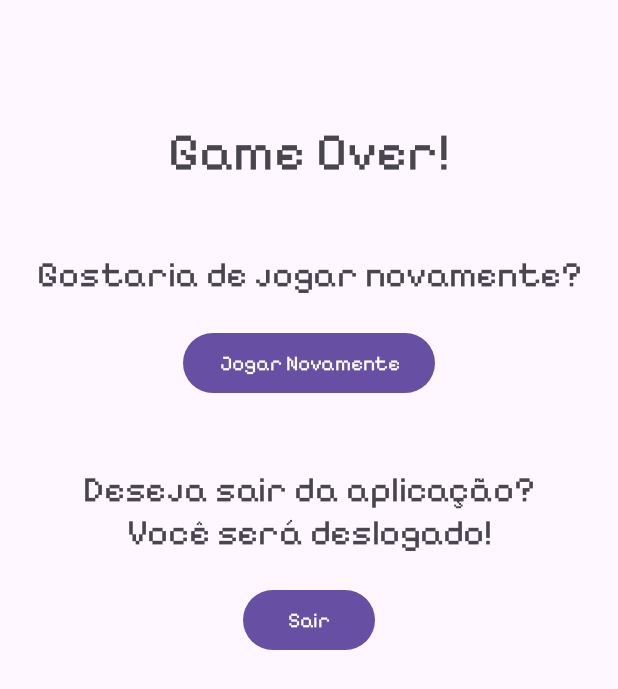
After one commit to edgarrosis/TrabalhoFinal-ProgMovel, an Android app: the GameOverSelecao screen opened directly, with no data from a screen before it, on a phone screen of 412 x 824 dp. The commit adds this screen. Shown: the top 689 px of the screen. Run offline under Robolectric (Android 15) with nearby library versions, the phone set to English and light mode, and no system bars.

Commit message:
Feature: Adicionando tela de Game Over e alterando as fontes do projeto

```diff
--- a/app/src/main/AndroidManifest.xml
+++ b/app/src/main/AndroidManifest.xml
@@ -12,6 +12,9 @@
         android:supportsRtl="true"
         android:theme="@style/Theme.TrabalhoFinalProgMovel"
         tools:targetApi="31">
+        <activity
+            android:name=".GameOverSelecao"
+            android:exported="false" />
         <activity
             android:name=".Cadastro"
             android:exported="false" />
--- /dev/null
+++ b/app/src/main/java/com/example/trabalhofinal_progmovel/GameOverSelecao.java
@@ -0,0 +1,43 @@
+package com.example.trabalhofinal_progmovel;
+
+import android.content.Intent;
+import android.os.Bundle;
+import android.view.View;
+
+import androidx.activity.EdgeToEdge;
+import androidx.appcompat.app.AppCompatActivity;
+import androidx.core.graphics.Insets;
+import androidx.core.view.ViewCompat;
+import androidx.core.view.WindowInsetsCompat;
+
+import com.example.trabalhofinal_progmovel.databinding.ActivityGameOverSelecaoBinding;
+
+public class GameOverSelecao extends AppCompatActivity {
+    private ActivityGameOverSelecaoBinding binding;
+    @Override
+    protected void onCreate(Bundle savedInstanceState) {
+        super.onCreate(savedInstanceState);
+        binding = ActivityGameOverSelecaoBinding.inflate(getLayoutInflater());
+        setContentView(binding.getRoot());
+
+        binding.btnReinicio.setOnClickListener(new View.OnClickListener() {
+            @Override
+            public void onClick(View v) {
+                Intent intent = new Intent(GameOverSelecao.this, TelaJogo.class);
+                intent.addFlags(Intent.FLAG_ACTIVITY_CLEAR_TOP | Intent.FLAG_ACTIVITY_NEW_TASK);
+                startActivity(intent);
+                finish();
+            }
+        });
+    binding.btnSair.setOnClickListener(new View.OnClickListener() {
+        @Override
+        public void onClick(View v) {
+            Intent intent = new Intent(GameOverSelecao.this, MainActivity.class);
+            intent.addFlags(Intent.FLAG_ACTIVITY_CLEAR_TOP | Intent.FLAG_ACTIVITY_NEW_TASK);
+            startActivity(intent);
+            finish();
+        }
+    });
+
+    }
+}
--- a/app/src/main/java/com/example/trabalhofinal_progmovel/Jogabilidade.java
+++ b/app/src/main/java/com/example/trabalhofinal_progmovel/Jogabilidade.java
@@ -264,7 +264,7 @@ public class Jogabilidade extends SurfaceView implements Runnable, SurfaceHolder
 
     private void gameOver() {
         isPlaying = false;
-        Intent intent = new Intent(getContext(), com.example.trabalhofinal_progmovel.MainActivity.class);
+        Intent intent = new Intent(getContext(), com.example.trabalhofinal_progmovel.GameOverSelecao.class);
         intent.addFlags(Intent.FLAG_ACTIVITY_CLEAR_TOP | Intent.FLAG_ACTIVITY_NEW_TASK);
         getContext().startActivity(intent);
     }
--- /dev/null
+++ b/app/src/main/res/layout/activity_game_over_selecao.xml
@@ -0,0 +1,76 @@
+<?xml version="1.0" encoding="utf-8"?>
+<androidx.constraintlayout.widget.ConstraintLayout xmlns:android="http://schemas.android.com/apk/res/android"
+    xmlns:app="http://schemas.android.com/apk/res-auto"
+    xmlns:tools="http://schemas.android.com/tools"
+    android:layout_width="match_parent"
+    android:layout_height="match_parent">
+
+    <TextView
+        android:id="@+id/txtViewReinicio"
+        android:layout_width="wrap_content"
+        android:layout_height="wrap_content"
+        android:layout_marginStart="10dp"
+        android:layout_marginTop="80dp"
+        android:layout_marginEnd="10dp"
+        android:text="Game Over!"
+        android:textSize="35sp"
+        android:fontFamily="@font/pixelify_sans_regular"
+        app:layout_constraintEnd_toEndOf="parent"
+        app:layout_constraintStart_toStartOf="parent"
+        app:layout_constraintTop_toTopOf="parent" />
+
+    <TextView
+        android:id="@+id/txtReinicio"
+        android:layout_width="wrap_content"
+        android:layout_height="wrap_content"
+        android:layout_marginStart="10dp"
+        android:layout_marginTop="45dp"
+        android:layout_marginEnd="10dp"
+        android:fontFamily="@font/pixelify_sans_regular"
+        android:text="Gostaria de jogar novamente?"
+        android:textSize="24sp"
+        app:layout_constraintEnd_toEndOf="parent"
+        app:layout_constraintStart_toStartOf="parent"
+        app:layout_constraintTop_toBottomOf="@+id/txtViewReinicio" />
+
+    <Button
+        android:id="@+id/btnReinicio"
+        android:layout_width="wrap_content"
+        android:layout_height="wrap_content"
+        android:layout_marginStart="10dp"
+        android:layout_marginTop="20dp"
+        android:layout_marginEnd="10dp"
+        android:text="Jogar Novamente"
+        android:fontFamily="@font/pixelify_sans_regular"
+        app:layout_constraintEnd_toEndOf="parent"
+        app:layout_constraintStart_toStartOf="parent"
+        app:layout_constraintTop_toBottomOf="@+id/txtReinicio" />
+
+    <TextView
+        android:id="@+id/txtSair"
+        android:layout_width="wrap_content"
+        android:layout_height="wrap_content"
+        android:layout_marginStart="10dp"
+        android:layout_marginTop="45dp"
+        android:layout_marginEnd="10dp"
+        android:fontFamily="@font/pixelify_sans_regular"
+        android:text="Deseja sair da aplicação?\nVocê será deslogado!"
+        android:textAlignment="center"
+        android:textSize="24sp"
+        app:layout_constraintEnd_toEndOf="parent"
+        app:layout_constraintStart_toStartOf="parent"
+        app:layout_constraintTop_toBottomOf="@+id/btnReinicio" />
+
+    <Button
+        android:id="@+id/btnSair"
+        android:layout_width="wrap_content"
+        android:layout_height="wrap_content"
+        android:layout_marginStart="10dp"
+        android:layout_marginTop="20dp"
+        android:layout_marginEnd="10dp"
+        android:text="Sair"
+        android:fontFamily="@font/pixelify_sans_regular"
+        app:layout_constraintEnd_toEndOf="parent"
+        app:layout_constraintStart_toStartOf="parent"
+        app:layout_constraintTop_toBottomOf="@+id/txtSair" />
+</androidx.constraintlayout.widget.ConstraintLayout>
```
Also changed, not shown: app/src/main/res/layout/activity_cadastro.xml (+14 -4 lines), app/src/main/res/layout/activity_main.xml (+10 -1 lines).
